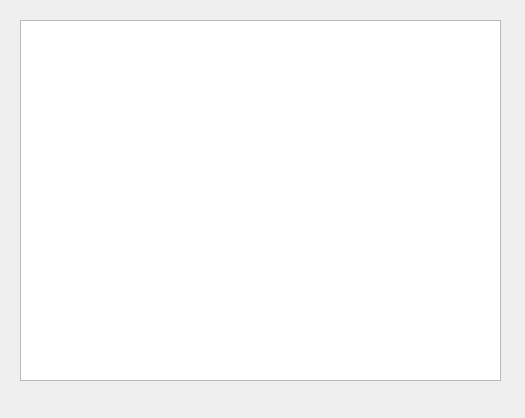
This is ui/auto.ui in pgh268400/Youtube_Sound_Extractor_By_Chapter as Qt 5 draws it before an edit. The edited form follows.
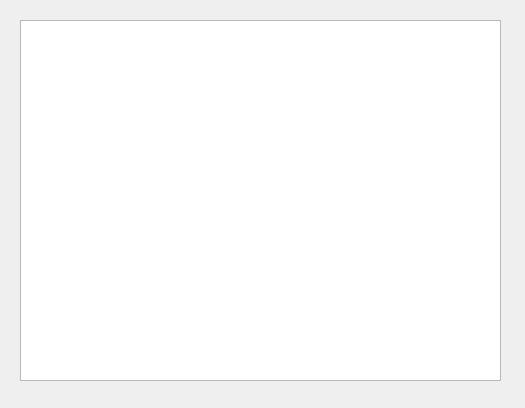
This is the edited form.

The edit to the form file:
```diff
--- a/ui/auto.ui
+++ b/ui/auto.ui
@@ -7,7 +7,7 @@
     <x>0</x>
     <y>0</y>
     <width>525</width>
-    <height>418</height>
+    <height>408</height>
    </rect>
   </property>
   <property name="windowTitle">
```
Left out of the diff: 4 changed lines with no effect on the pictures.
